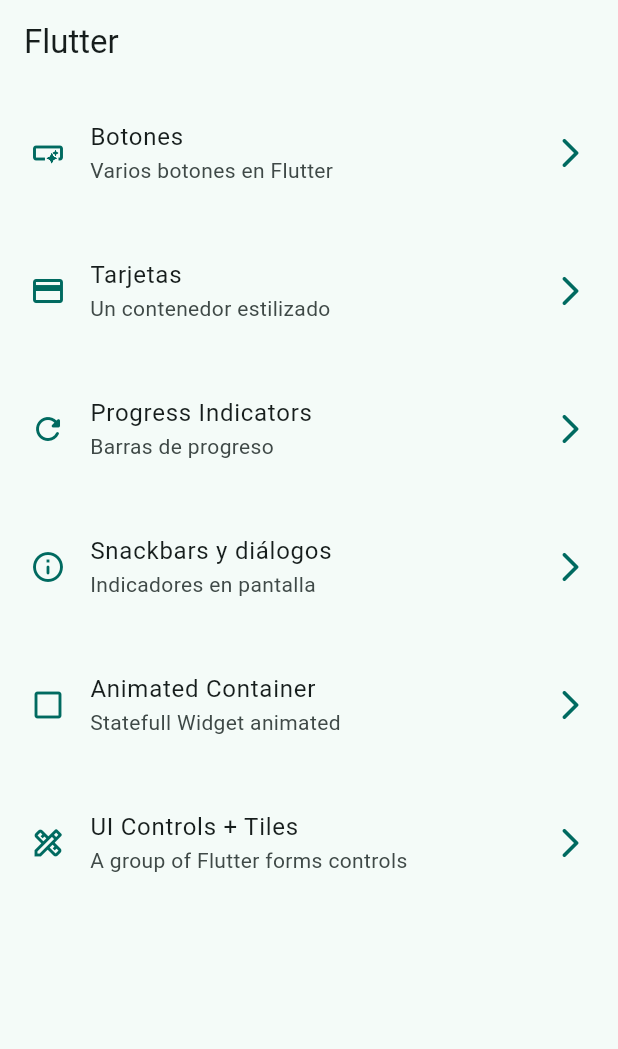
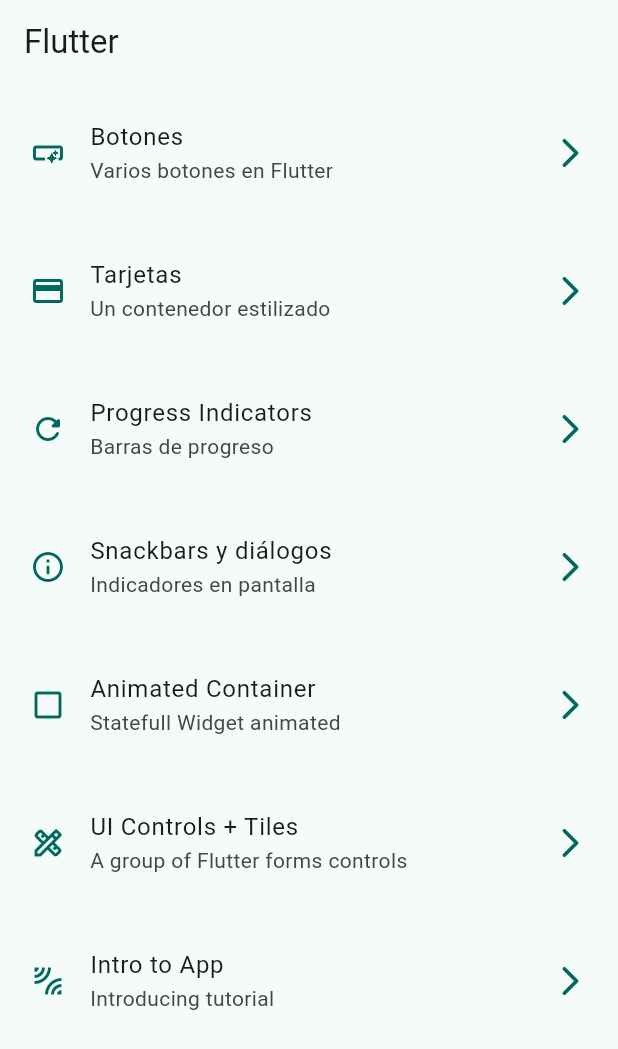
Before and after one commit to fabiofons/widget-app, a Flutter app: the screen it shows after launch, on a phone screen of 412 x 824 dp. Shown: the top 1049 px of the screen. Run offline on Flutter 3.47's test engine with Material 3 defaults, Android fonts, the phone set to English and light mode, and no system bars; our stand-ins replace go_router.

Commit message:
Added new route and slides to the totorial screen

```diff
--- a/lib/config/menu/menu_items.dart
+++ b/lib/config/menu/menu_items.dart
@@ -50,5 +50,11 @@ const appMenuItems = <MenuItems>[
     subtitle: 'A group of Flutter forms controls',
     link: '/ui-controls',
     icon: Icons.design_services_outlined
-  )
+  ),
+  MenuItems(
+    title: 'Intro to App',
+    subtitle: 'Introducing tutorial',
+    link: '/tutorial',
+    icon: Icons.leak_add_sharp
+  ),
 ];
--- a/lib/config/router/app_router.dart
+++ b/lib/config/router/app_router.dart
@@ -41,5 +41,10 @@ final appRouter = GoRouter(
       name: UiControlsScreen.name,
       builder: (context, state) => const UiControlsScreen(),
     ),
+    GoRoute(
+      path: '/tutorial',
+      name: AppTutorialScreen.name,
+      builder: (context, state) => const AppTutorialScreen(),
+    ),
   ],
 );
--- a/pubspec.yaml
+++ b/pubspec.yaml
@@ -19,5 +19,5 @@ dev_dependencies:
 flutter:
   uses-material-design: true
 
-assets:
-  - assets/images/
+  assets:
+    - assets/images/
```
Also changed, not shown: lib/presentation/screens/app_tutorial/app_tutorial_screen.dart (+77 -2 lines).
